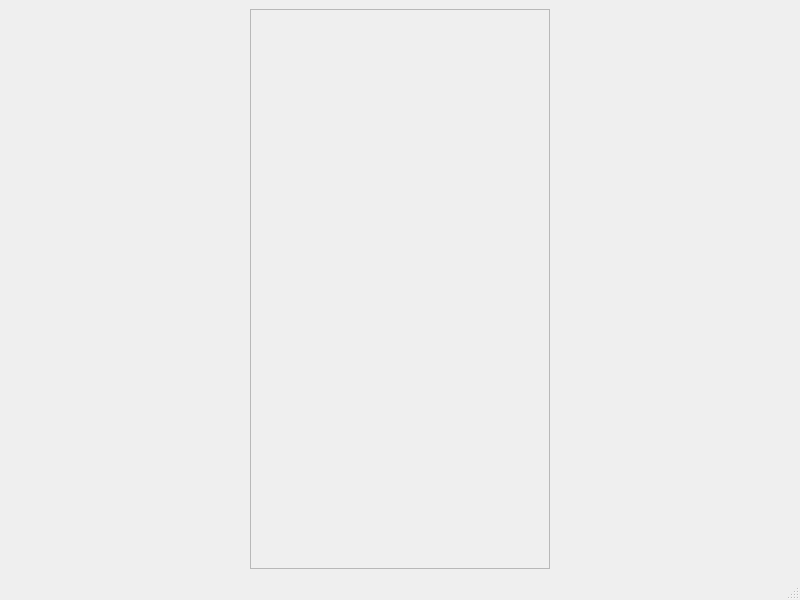
upsideduck/app-arpes-aran, file view/ui/GenericPQGViewMW.ui: the form before one commit.
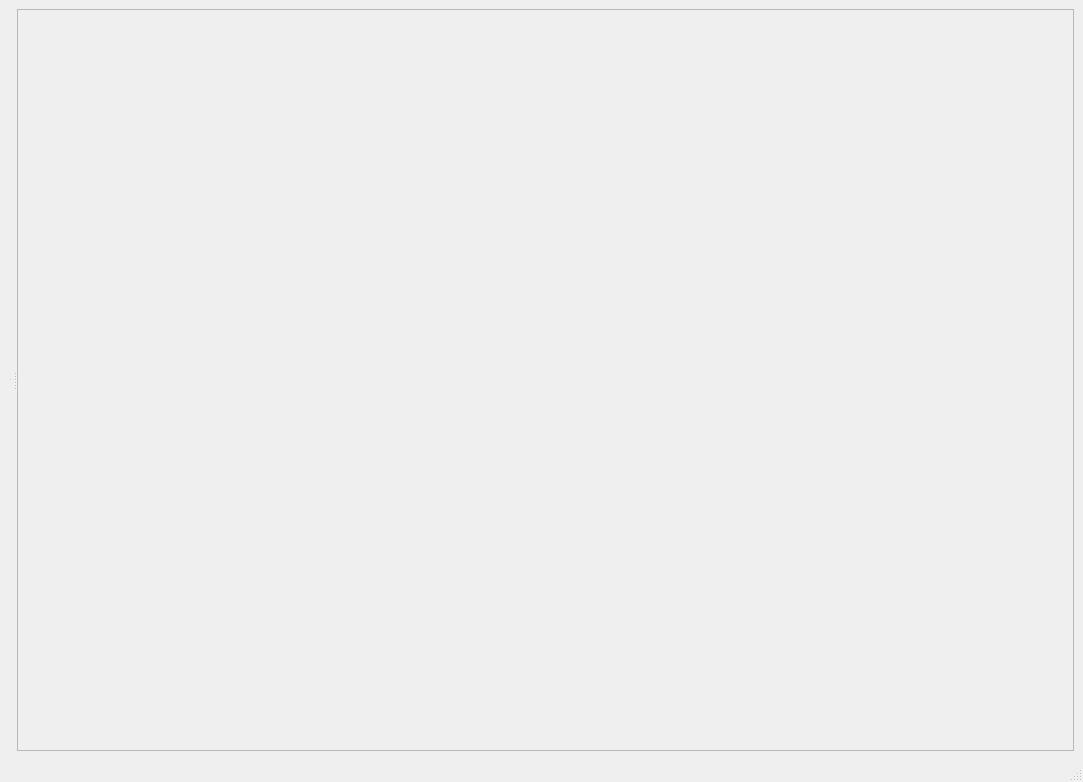
The form after the commit.

Commit message: NEW: Splitters MOD: Renamed a few layouts

Patch:
```diff
--- a/view/ui/GenericPQGViewMW.ui
+++ b/view/ui/GenericPQGViewMW.ui
@@ -6,43 +6,42 @@
    <rect>
     <x>0</x>
     <y>0</y>
-    <width>800</width>
-    <height>600</height>
+    <width>1083</width>
+    <height>782</height>
    </rect>
   </property>
   <property name="windowTitle">
    <string>MainWindow</string>
   </property>
   <widget class="QWidget" name="centralwidget">
-   <layout class="QHBoxLayout" name="horizontalLayout">
-    <item>
-     <layout class="QVBoxLayout" name="verticalLayout_2">
-      <item>
-       <layout class="QGridLayout" name="hLayout"/>
-      </item>
-      <item>
-       <spacer name="verticalSpacer">
+   <layout class="QGridLayout" name="gridLayout">
+    <item row="0" column="0">
+     <widget class="QSplitter" name="leftColumSplitter">
+      <property name="enabled">
+       <bool>true</bool>
+      </property>
+      <property name="orientation">
+       <enum>Qt::Horizontal</enum>
+      </property>
+      <widget class="QSplitter" name="metaDataSplitter">
+       <property name="orientation">
+        <enum>Qt::Horizontal</enum>
+       </property>
+       <widget class="QSplitter" name="plottoolsSplitter">
+        <property name="autoFillBackground">
+         <bool>true</bool>
+        </property>
         <property name="orientation">
          <enum>Qt::Vertical</enum>
         </property>
-        <property name="sizeType">
-         <enum>QSizePolicy::Minimum</enum>
-        </property>
-        <property name="sizeHint" stdset="0">
-         <size>
-          <width>0</width>
-          <height>0</height>
-         </size>
-        </property>
-       </spacer>
-      </item>
-      <item>
+        <widget class="QWidget" name="">
+         <layout class="QGridLayout" name="mainPlotLayout"/>
+        </widget>
+        <widget class="QWidget" name="">
        <layout class="QHBoxLayout" name="toolsLayout"/>
-      </item>
-     </layout>
-    </item>
-    <item>
-     <widget class="QTextEdit" name="dataView">
+        </widget>
+       </widget>
+       <widget class="QTextEdit" name="metaDataView">
       <property name="enabled">
        <bool>false</bool>
       </property>
@@ -54,13 +53,15 @@
       </property>
       <property name="maximumSize">
        <size>
-        <width>300</width>
+          <width>16777215</width>
         <height>16777215</height>
        </size>
       </property>
       <property name="layoutDirection">
        <enum>Qt::LeftToRight</enum>
       </property>
+       </widget>
+      </widget>
      </widget>
     </item>
    </layout>
```
Lines whose indentation alone changed are shown as unchanged. The commit also changes 13 other files.
